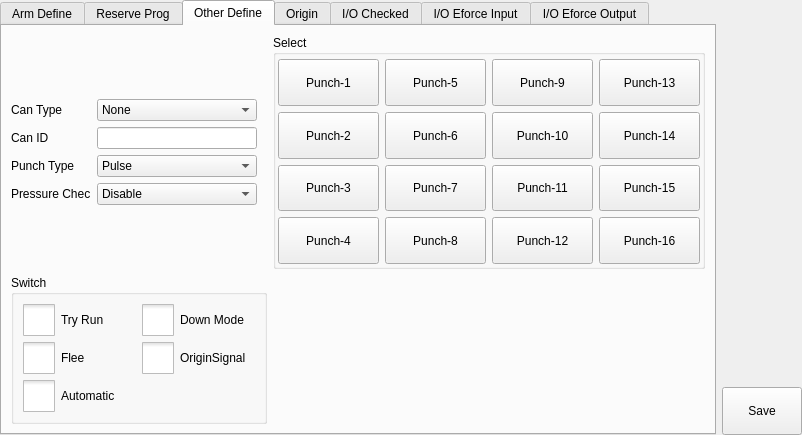
Before: the Qt Designer form hcsettings/icstructdefineframe.ui in GaussCheng/2-5AxisPunch, drawn with Qt 5.
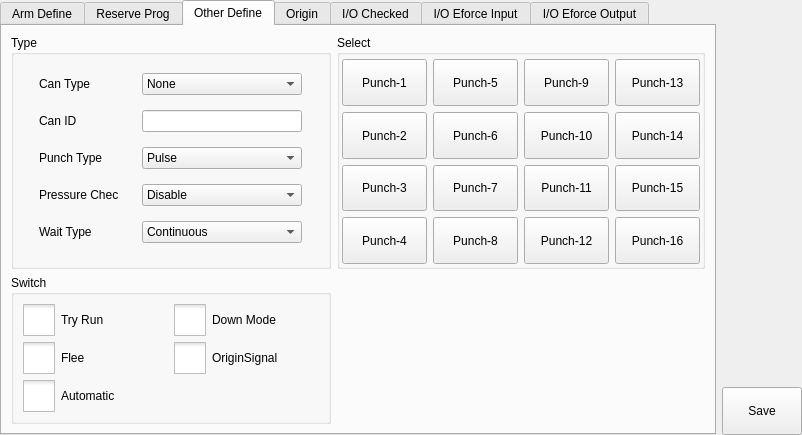
After: the same form once the commit is applied. The open tabs and pages were chosen to show the change. Icons and pictures are not drawn. Custom widgets are drawn as their Qt base class.

The edit to the form file:
```diff
--- a/hcsettings/icstructdefineframe.ui
+++ b/hcsettings/icstructdefineframe.ui
@@ -737,169 +737,6 @@
        <string>Other Define</string>
       </attribute>
       <layout class="QGridLayout" name="gridLayout_7">
-       <item row="0" column="0">
-        <layout class="QVBoxLayout" name="verticalLayout_4">
-         <item>
-          <layout class="QGridLayout" name="gridLayout_6">
-           <property name="topMargin">
-            <number>0</number>
-           </property>
-           <property name="rightMargin">
-            <number>10</number>
-           </property>
-           <item row="3" column="1">
-            <widget class="ICComboBox" name="pressureMode">
-             <property name="maximumSize">
-              <size>
-               <width>160</width>
-               <height>16777215</height>
-              </size>
-             </property>
-             <item>
-              <property name="text">
-               <string>Disable</string>
-              </property>
-             </item>
-             <item>
-              <property name="text">
-               <string>Always ON</string>
-              </property>
-             </item>
-             <item>
-              <property name="text">
-               <string>Always OFF</string>
-              </property>
-             </item>
-            </widget>
-           </item>
-           <item row="2" column="1">
-            <widget class="ICComboBox" name="punchType">
-             <property name="maximumSize">
-              <size>
-               <width>160</width>
-               <height>16777215</height>
-              </size>
-             </property>
-             <item>
-              <property name="text">
-               <string>Pulse</string>
-              </property>
-             </item>
-             <item>
-              <property name="text">
-               <string>Continuous </string>
-              </property>
-             </item>
-             <item>
-              <property name="text">
-               <string>Gear</string>
-              </property>
-             </item>
-            </widget>
-           </item>
-           <item row="2" column="0">
-            <widget class="QLabel" name="label_22">
-             <property name="minimumSize">
-              <size>
-               <width>0</width>
-               <height>0</height>
-              </size>
-             </property>
-             <property name="maximumSize">
-              <size>
-               <width>80</width>
-               <height>16777215</height>
-              </size>
-             </property>
-             <property name="text">
-              <string>Punch Type</string>
-             </property>
-            </widget>
-           </item>
-           <item row="3" column="0">
-            <widget class="QLabel" name="label_10">
-             <property name="minimumSize">
-              <size>
-               <width>0</width>
-               <height>0</height>
-              </size>
-             </property>
-             <property name="maximumSize">
-              <size>
-               <width>80</width>
-               <height>16777215</height>
-              </size>
-             </property>
-             <property name="text">
-              <string>Pressure Check</string>
-             </property>
-            </widget>
-           </item>
-           <item row="0" column="0">
-            <widget class="QLabel" name="label">
-             <property name="maximumSize">
-              <size>
-               <width>80</width>
-               <height>16777215</height>
-              </size>
-             </property>
-             <property name="text">
-              <string>Can Type</string>
-             </property>
-            </widget>
-           </item>
-           <item row="0" column="1">
-            <widget class="ICComboBox" name="canType">
-             <property name="maximumSize">
-              <size>
-               <width>160</width>
-               <height>16777215</height>
-              </size>
-             </property>
-             <item>
-              <property name="text">
-               <string>None</string>
-              </property>
-             </item>
-             <item>
-              <property name="text">
-               <string>Master</string>
-              </property>
-             </item>
-             <item>
-              <property name="text">
-               <string>Slave</string>
-              </property>
-             </item>
-            </widget>
-           </item>
-           <item row="1" column="0">
-            <widget class="QLabel" name="label_2">
-             <property name="maximumSize">
-              <size>
-               <width>80</width>
-               <height>16777215</height>
-              </size>
-             </property>
-             <property name="text">
-              <string>Can ID</string>
-             </property>
-            </widget>
-           </item>
-           <item row="1" column="1">
-            <widget class="ICLineEditWithVirtualNumericKeypad" name="canID">
-             <property name="maximumSize">
-              <size>
-               <width>160</width>
-               <height>16777215</height>
-              </size>
-             </property>
-            </widget>
-           </item>
-          </layout>
-         </item>
-        </layout>
-       </item>
        <item row="0" column="1">
         <widget class="QGroupBox" name="fixtureDefineBox_2">
          <property name="sizePolicy">
@@ -934,7 +771,7 @@
             </property>
             <property name="minimumSize">
              <size>
-              <width>0</width>
+              <width>85</width>
               <height>0</height>
              </size>
             </property>
@@ -962,7 +799,7 @@
             </property>
             <property name="minimumSize">
              <size>
-              <width>0</width>
+              <width>85</width>
               <height>0</height>
              </size>
             </property>
@@ -990,7 +827,7 @@
             </property>
             <property name="minimumSize">
              <size>
-              <width>0</width>
+              <width>85</width>
               <height>0</height>
              </size>
             </property>
@@ -1018,7 +855,7 @@
             </property>
             <property name="minimumSize">
              <size>
-              <width>0</width>
+              <width>85</width>
               <height>0</height>
              </size>
             </property>
@@ -1046,7 +883,7 @@
             </property>
             <property name="minimumSize">
              <size>
-              <width>0</width>
+              <width>85</width>
               <height>0</height>
              </size>
             </property>
@@ -1074,7 +911,7 @@
             </property>
             <property name="minimumSize">
              <size>
-              <width>0</width>
+              <width>85</width>
               <height>0</height>
              </size>
             </property>
@@ -1102,7 +939,7 @@
             </property>
             <property name="minimumSize">
              <size>
-              <width>0</width>
+              <width>85</width>
               <height>0</height>
              </size>
             </property>
@@ -1130,7 +967,7 @@
             </property>
             <property name="minimumSize">
              <size>
-              <width>0</width>
+              <width>85</width>
               <height>0</height>
              </size>
             </property>
@@ -1158,7 +995,7 @@
             </property>
             <property name="minimumSize">
              <size>
-              <width>0</width>
+              <width>85</width>
               <height>0</height>
              </size>
             </property>
@@ -1186,7 +1023,7 @@
             </property>
             <property name="minimumSize">
              <size>
-              <width>0</width>
+              <width>85</width>
               <height>0</height>
              </size>
             </property>
@@ -1214,7 +1051,7 @@
             </property>
             <property name="minimumSize">
              <size>
-              <width>0</width>
+              <width>85</width>
               <height>0</height>
              </size>
             </property>
@@ -1242,7 +1079,7 @@
             </property>
             <property name="minimumSize">
              <size>
-              <width>0</width>
+              <width>85</width>
               <height>0</height>
              </size>
             </property>
@@ -1270,7 +1107,7 @@
             </property>
             <property name="minimumSize">
              <size>
-              <width>0</width>
+              <width>85</width>
               <height>0</height>
              </size>
             </property>
@@ -1298,7 +1135,7 @@
             </property>
             <property name="minimumSize">
              <size>
-              <width>0</width>
+              <width>85</width>
               <height>0</height>
              </size>
             </property>
@@ -1326,7 +1163,7 @@
             </property>
             <property name="minimumSize">
              <size>
-              <width>0</width>
+              <width>85</width>
               <height>0</height>
              </size>
             </property>
@@ -1354,7 +1191,7 @@
             </property>
             <property name="minimumSize">
              <size>
-              <width>0</width>
+              <width>85</width>
               <height>0</height>
              </size>
             </property>
@@ -1559,6 +1396,212 @@
          </layout>
         </widget>
        </item>
+       <item row="0" column="0">
+        <widget class="QGroupBox" name="groupBox">
+         <property name="title">
+          <string>Type</string>
+         </property>
+         <layout class="QGridLayout" name="gridLayout_6">
+          <property name="leftMargin">
+           <number>4</number>
+          </property>
+          <property name="rightMargin">
+           <number>4</number>
+          </property>
+          <property name="horizontalSpacing">
+           <number>2</number>
+          </property>
+          <item row="0" column="0">
+           <widget class="QLabel" name="label">
+            <property name="maximumSize">
+             <size>
+              <width>80</width>
+              <height>16777215</height>
+             </size>
+            </property>
+            <property name="text">
+             <string>Can Type</string>
+            </property>
+           </widget>
+          </item>
+          <item row="0" column="1">
+           <widget class="ICComboBox" name="canType">
+            <property name="maximumSize">
+             <size>
+              <width>160</width>
+              <height>16777215</height>
+             </size>
+            </property>
+            <item>
+             <property name="text">
+              <string>None</string>
+             </property>
+            </item>
+            <item>
+             <property name="text">
+              <string>Master</string>
+             </property>
+            </item>
+            <item>
+             <property name="text">
+              <string>Slave</string>
+             </property>
+            </item>
+           </widget>
+          </item>
+          <item row="1" column="0">
+           <widget class="QLabel" name="label_2">
+            <property name="maximumSize">
+             <size>
+              <width>80</width>
+              <height>16777215</height>
+             </size>
+            </property>
+            <property name="text">
+             <string>Can ID</string>
+            </property>
+           </widget>
+          </item>
+          <item row="1" column="1">
+           <widget class="ICLineEditWithVirtualNumericKeypad" name="canID">
+            <property name="maximumSize">
+             <size>
+              <width>160</width>
+              <height>16777215</height>
+             </size>
+            </property>
+           </widget>
+          </item>
+          <item row="2" column="0">
+           <widget class="QLabel" name="label_22">
+            <property name="minimumSize">
+             <size>
+              <width>0</width>
+              <height>0</height>
+             </size>
+            </property>
+            <property name="maximumSize">
+             <size>
+              <width>80</width>
+              <height>16777215</height>
+             </size>
+            </property>
+            <property name="text">
+             <string>Punch Type</string>
+            </property>
+           </widget>
+          </item>
+          <item row="2" column="1">
+           <widget class="ICComboBox" name="punchType">
+            <property name="maximumSize">
+             <size>
+              <width>160</width>
+              <height>16777215</height>
+             </size>
+            </property>
+            <item>
+             <property name="text">
+              <string>Pulse</string>
+             </property>
+            </item>
+            <item>
+             <property name="text">
+              <string>Continuous </string>
+             </property>
+            </item>
+            <item>
+             <property name="text">
+              <string>Gear</string>
+             </property>
+            </item>
+           </widget>
+          </item>
+          <item row="3" column="0">
+           <widget class="QLabel" name="label_10">
+            <property name="minimumSize">
+             <size>
+              <width>0</width>
+              <height>0</height>
+             </size>
+            </property>
+            <property name="maximumSize">
+             <size>
+              <width>80</width>
+              <height>16777215</height>
+             </size>
+            </property>
+            <property name="text">
+             <string>Pressure Check</string>
+            </property>
+           </widget>
+          </item>
+          <item row="3" column="1">
+           <widget class="ICComboBox" name="pressureMode">
+            <property name="maximumSize">
+             <size>
+              <width>160</width>
+              <height>16777215</height>
+             </size>
+            </property>
+            <item>
+             <property name="text">
+              <string>Disable</string>
+             </property>
+            </item>
+            <item>
+             <property name="text">
+              <string>Always ON</string>
+             </property>
+            </item>
+            <item>
+             <property name="text">
+              <string>Always OFF</string>
+             </property>
+            </item>
+           </widget>
+          </item>
+          <item row="4" column="0">
+           <widget class="QLabel" name="label_24">
+            <property name="minimumSize">
+             <size>
+              <width>0</width>
+              <height>0</height>
+             </size>
+            </property>
+            <property name="maximumSize">
+             <size>
+              <width>80</width>
+              <height>16777215</height>
+             </size>
+            </property>
+            <property name="text">
+             <string>Wait Type</string>
+            </property>
+           </widget>
+          </item>
+          <item row="4" column="1">
+           <widget class="ICComboBox" name="waitMode">
+            <property name="maximumSize">
+             <size>
+              <width>160</width>
+              <height>16777215</height>
+             </size>
+            </property>
+            <item>
+             <property name="text">
+              <string>Continuous</string>
+             </property>
+            </item>
+            <item>
+             <property name="text">
+              <string>Pulse</string>
+             </property>
+            </item>
+           </widget>
+          </item>
+         </layout>
+        </widget>
+       </item>
       </layout>
       <zorder>groupBox_5</zorder>
       <zorder>fixtureDefineBox_2</zorder>
@@ -4484,16 +4527,16 @@
   </layout>
  </widget>
  <customwidgets>
-  <customwidget>
-   <class>ICLineEditWithVirtualNumericKeypad</class>
-   <extends>QLineEdit</extends>
-   <header>iclineeditwithvirtualnumerickeypad.h</header>
-  </customwidget>
   <customwidget>
    <class>ICComboBox</class>
    <extends>QComboBox</extends>
    <header>iccombobox.h</header>
   </customwidget>
+  <customwidget>
+   <class>ICLineEditWithVirtualNumericKeypad</class>
+   <extends>QLineEdit</extends>
+   <header>iclineeditwithvirtualnumerickeypad.h</header>
+  </customwidget>
   <customwidget>
    <class>ICTabWidget</class>
    <extends>QTabWidget</extends>
```
Left out of the diff: 3 changed lines with no effect on the pictures.
